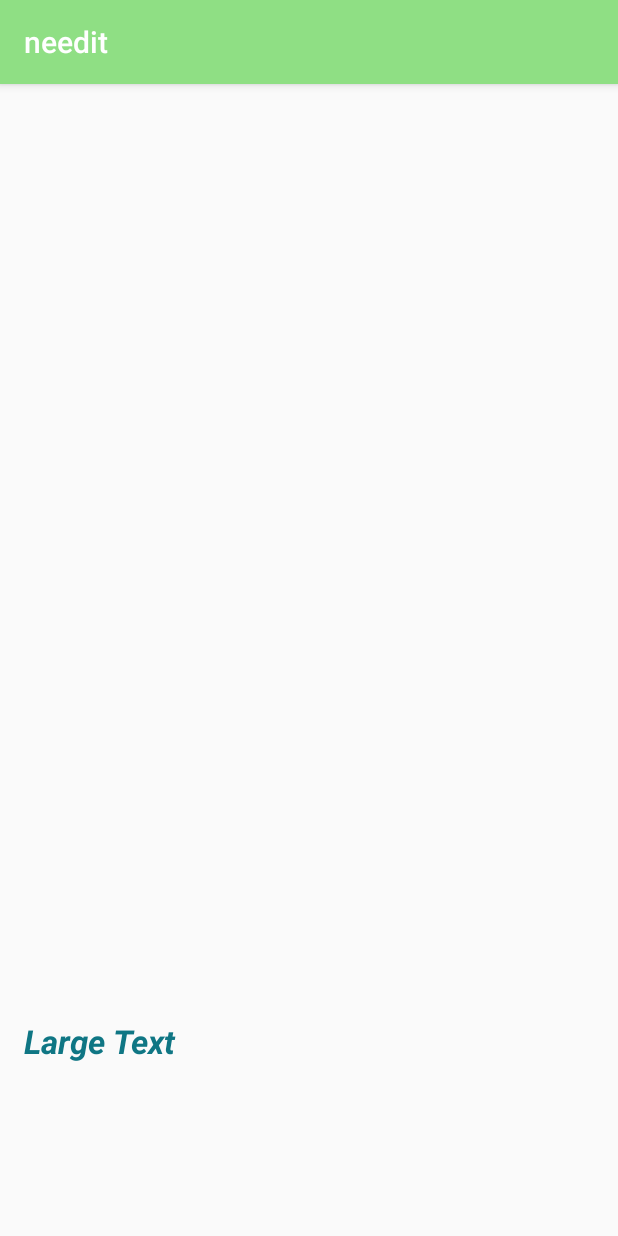
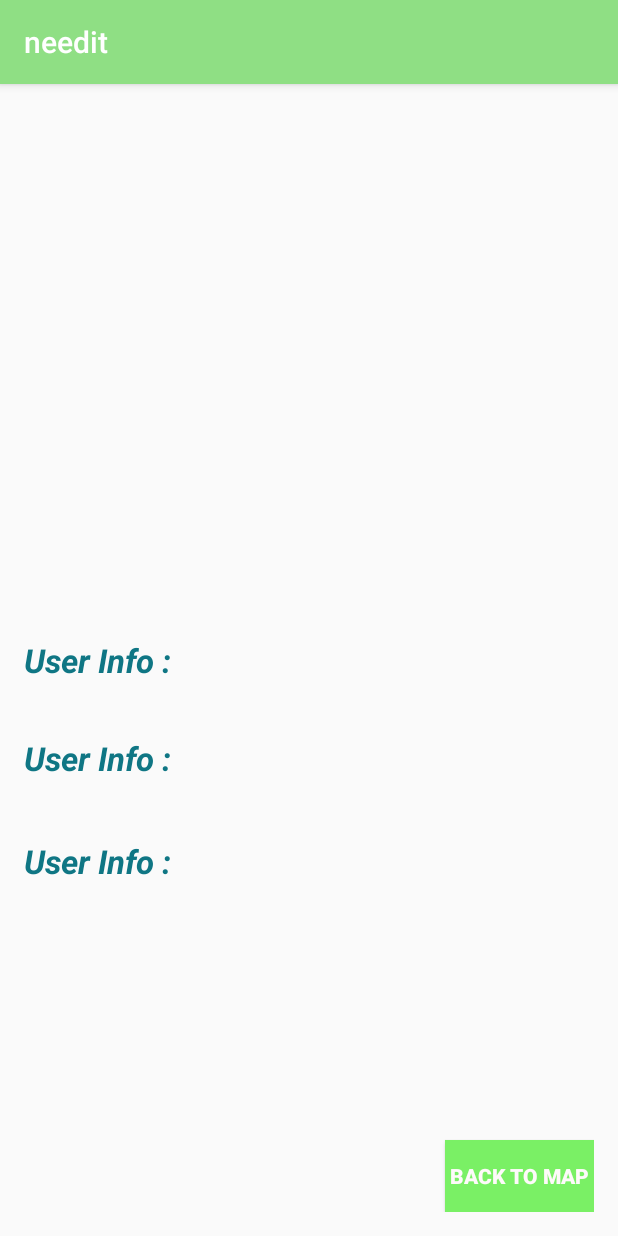
Before and after one commit to IATIwhatsNext/NeedIT2.0, an Android app: the UserDetailsActivity screen opened directly, with no data from a screen before it, on a phone screen of 412 x 824 dp. Run offline under Robolectric (Android 15) with nearby library versions, the phone set to English and light mode, and no system bars; libraries missing offline, so code that uses them is left out: com.facebook.

Commit message:
Create details user activity

```diff
--- a/app/src/main/java/mydomain/needit/AcceptActivity.java
+++ b/app/src/main/java/mydomain/needit/AcceptActivity.java
@@ -16,6 +16,7 @@ public class AcceptActivity extends Activity {
         Intent userDetailsActivity = new Intent(this, UserDetailsActivity.class);
         Bundle bundle = new Bundle();
         bundle.putString("userId", intent.getStringExtra("userId"));
+        bundle.putString("userToken", intent.getStringExtra("userToken"));
         userDetailsActivity.putExtras(bundle);
         startActivity(userDetailsActivity);
         finish();
--- a/app/src/main/java/mydomain/needit/HelpSourcesActivity.java
+++ b/app/src/main/java/mydomain/needit/HelpSourcesActivity.java
@@ -38,6 +38,9 @@ public class HelpSourcesActivity extends AppCompatActivity {
             case R.id.moveBtn:
                 neededHelp = HelpType.MOVING.toString();
                 break;
+            default:
+                neededHelp = ""+ v.getId();
+                break;
         }
 
         //TODO call to server post new  help request - do we have access to location etc?
--- a/app/src/main/java/mydomain/needit/NotificationService.java
+++ b/app/src/main/java/mydomain/needit/NotificationService.java
@@ -68,6 +68,7 @@ public class NotificationService extends Service {
                 Intent intentAccept = new Intent(getApplicationContext(), AcceptActivity.class);
                 Bundle bundle = new Bundle();
                 bundle.putString("userId", req.getUserLocation().getUserID());
+                bundle.putString("userToken", req.getUserLocation().getAccessToken());
                 intentAccept.putExtras(bundle);
 
                 PendingIntent pendingIntentAccept = PendingIntent.getActivity(this, 0, intentAccept, 0);
@@ -98,6 +99,7 @@ public class NotificationService extends Service {
                 Intent intentAccept = new Intent();
                 Bundle bundle = new Bundle();
                 bundle.putString("userId", res.getUserLocation().getUserID());
+                bundle.putString("userToken", res.getUserLocation().getAccessToken());
                 intentAccept.putExtras(bundle);
                 intentAccept.setClass(this, UserDetailsActivity.class);
                 PendingIntent pendingIntentAccept = PendingIntent.getActivity(this, 0, intentAccept, 0);
--- a/app/src/main/res/layout/activity_user_details.xml
+++ b/app/src/main/res/layout/activity_user_details.xml
@@ -13,25 +13,66 @@
         android:layout_width="200dp"
         android:layout_height="200dp"
         android:id="@+id/userPic"
-        android:layout_marginTop="35dp"
         android:layout_alignParentTop="true"
         android:layout_alignParentLeft="true"
-        android:layout_alignParentStart="true"
-        android:layout_above="@+id/textView"
-        android:layout_alignParentRight="true"
-        android:layout_alignParentEnd="true" />
+        android:layout_alignParentStart="true" />
 
     <TextView
         android:layout_width="wrap_content"
         android:layout_height="wrap_content"
         android:textAppearance="?android:attr/textAppearanceLarge"
-        android:text="Large Text"
+        android:text="User Info :"
         android:id="@+id/textView"
         android:textStyle="normal|bold|italic"
         android:textColor="#0f7684"
-        android:layout_alignParentBottom="true"
+        android:layout_centerVertical="true"
         android:layout_alignParentLeft="true"
         android:layout_alignParentStart="true"
-        android:layout_marginBottom="99dp" />
+        android:textColorHighlight="#020308" />
+
+    <TextView
+        android:layout_width="wrap_content"
+        android:layout_height="wrap_content"
+        android:textAppearance="?android:attr/textAppearanceLarge"
+        android:text="User Info :"
+        android:id="@+id/userLinkToFacebookTxt"
+        android:textStyle="normal|bold|italic"
+        android:textColor="#0f7684"
+        android:textColorHighlight="#020308"
+        android:layout_marginTop="39dp"
+        android:layout_below="@+id/userNameTxt"
+        android:layout_alignParentLeft="true"
+        android:layout_alignParentStart="true" />
+
+    <TextView
+        android:layout_width="wrap_content"
+        android:layout_height="wrap_content"
+        android:textAppearance="?android:attr/textAppearanceLarge"
+        android:text="User Info :"
+        android:id="@+id/userNameTxt"
+        android:textStyle="normal|bold|italic"
+        android:textColor="#0f7684"
+        android:textColorHighlight="#020308"
+        android:layout_marginTop="36dp"
+        android:layout_below="@+id/textView"
+        android:layout_alignParentLeft="true"
+        android:layout_alignParentStart="true" />
+
+    <Button
+        style="?android:attr/buttonStyleSmall"
+        android:layout_width="wrap_content"
+        android:layout_height="wrap_content"
+        android:text="Back to Map"
+        android:id="@+id/button"
+        android:layout_alignParentBottom="true"
+        android:layout_alignParentRight="true"
+        android:layout_alignParentEnd="true"
+        android:background="#7af065"
+        android:textColor="#fefafa"
+        android:focusable="true"
+        android:padding="3dp"
+        android:textStyle="bold"
+        android:onClick="onBackToMap"
+        android:nestedScrollingEnabled="false" />
 
 </RelativeLayout>
```
Also changed, not shown: app/src/main/java/mydomain/needit/LoginActivity.java (+7 -3 lines), app/src/main/java/mydomain/needit/UserDetailsActivity.java (+15 -25 lines).
